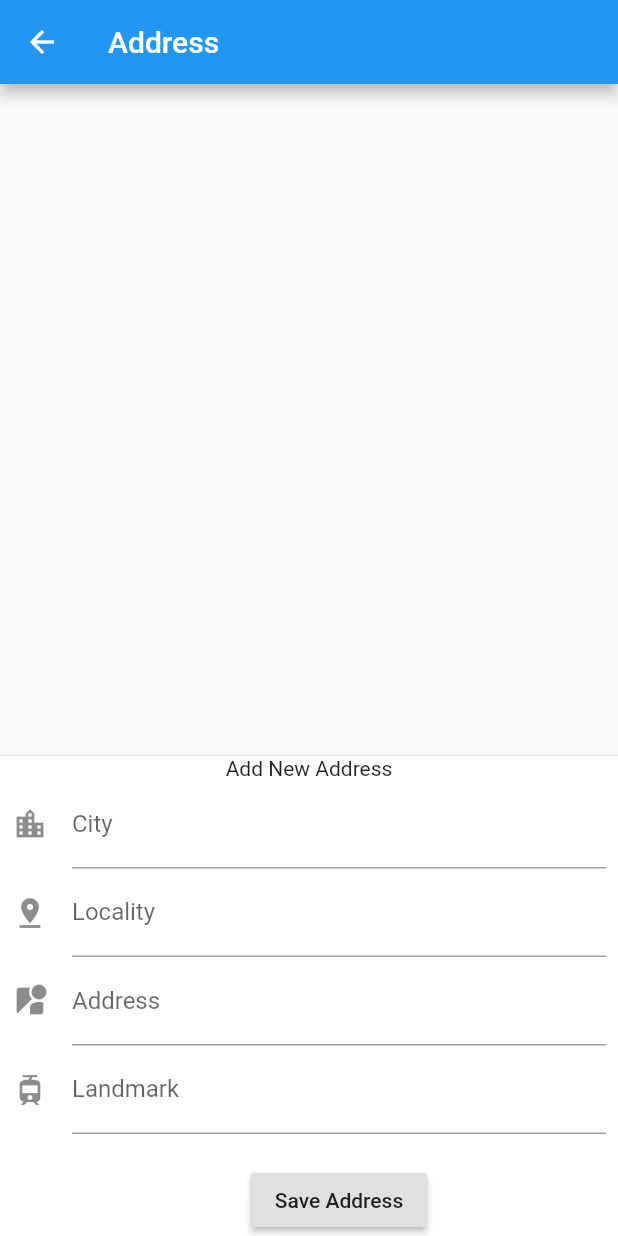
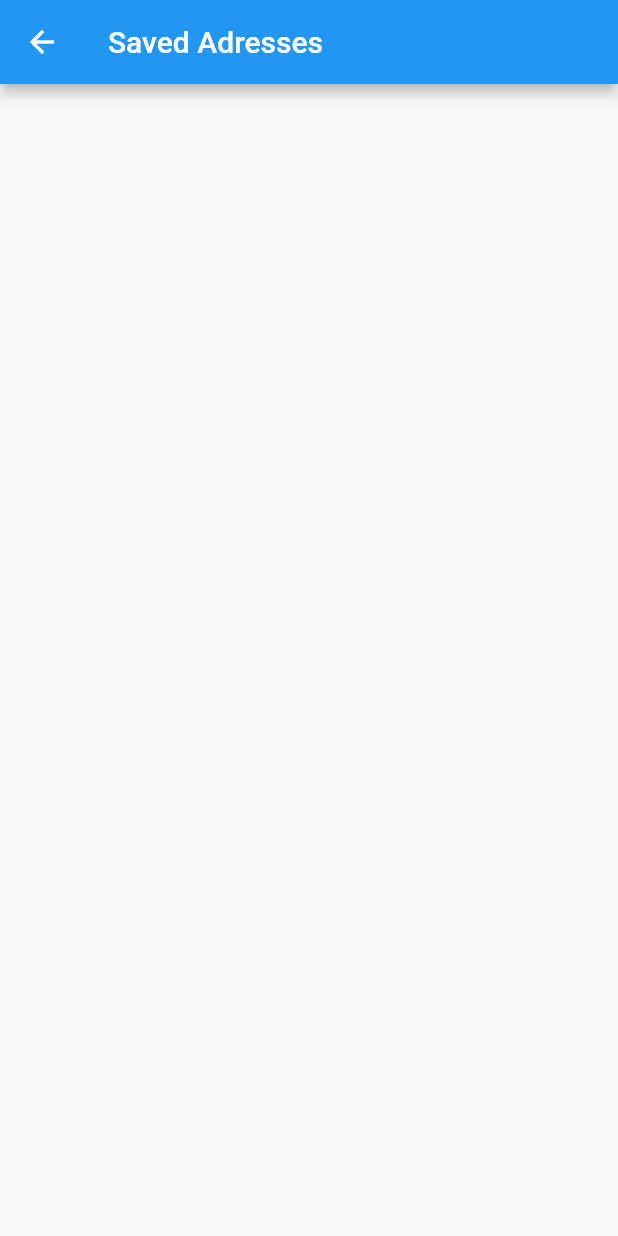
Before and after one commit to charan1922/Flutter_UI_practice, a Flutter app: the screen it shows after launch, in the side drawer, after a tap on "Add Address", on a phone screen of 412 x 824 dp. Run offline on Flutter 3.47's test engine with Material 2 defaults, Android fonts, the phone set to English and light mode, and no system bars.

Commit message:
added adress page

```diff
--- /dev/null
+++ b/lib/Address.dart
@@ -0,0 +1,10 @@
+import 'package:flutter/material.dart';
+
+class Address extends StatelessWidget {
+  @override
+  Widget build(BuildContext context) {
+    return Scaffold(
+      appBar: new AppBar(title: Text("Saved Adresses")),
+    );
+  }
+}
--- a/lib/DrawerHomePage.dart
+++ b/lib/DrawerHomePage.dart
@@ -1,6 +1,6 @@
 import 'package:flutter/material.dart';
-import 'chat.dart';
-
+// import 'chat.dart';
+import 'Address.dart';
 class MyHomePage extends StatefulWidget {
   MyHomePage({Key key, this.title}) : super(key: key);
 
@@ -55,10 +55,12 @@ class _MyHomePageState extends State<MyHomePage> {
               ),
               title: Text('Add Address'),
               onTap: () {
-                Navigator.push(
-                  context,
-                  MaterialPageRoute(builder: (context) => ChatScreen()),
-                );
+                Navigator.push(context,
+                 MaterialPageRoute(builder:(context)=> Address()));
+                // Navigator.push(
+                //   context,
+                //   MaterialPageRoute(builder: (context) => ChatScreen()),
+                // );
               },
             ),
             ListTile(
```
